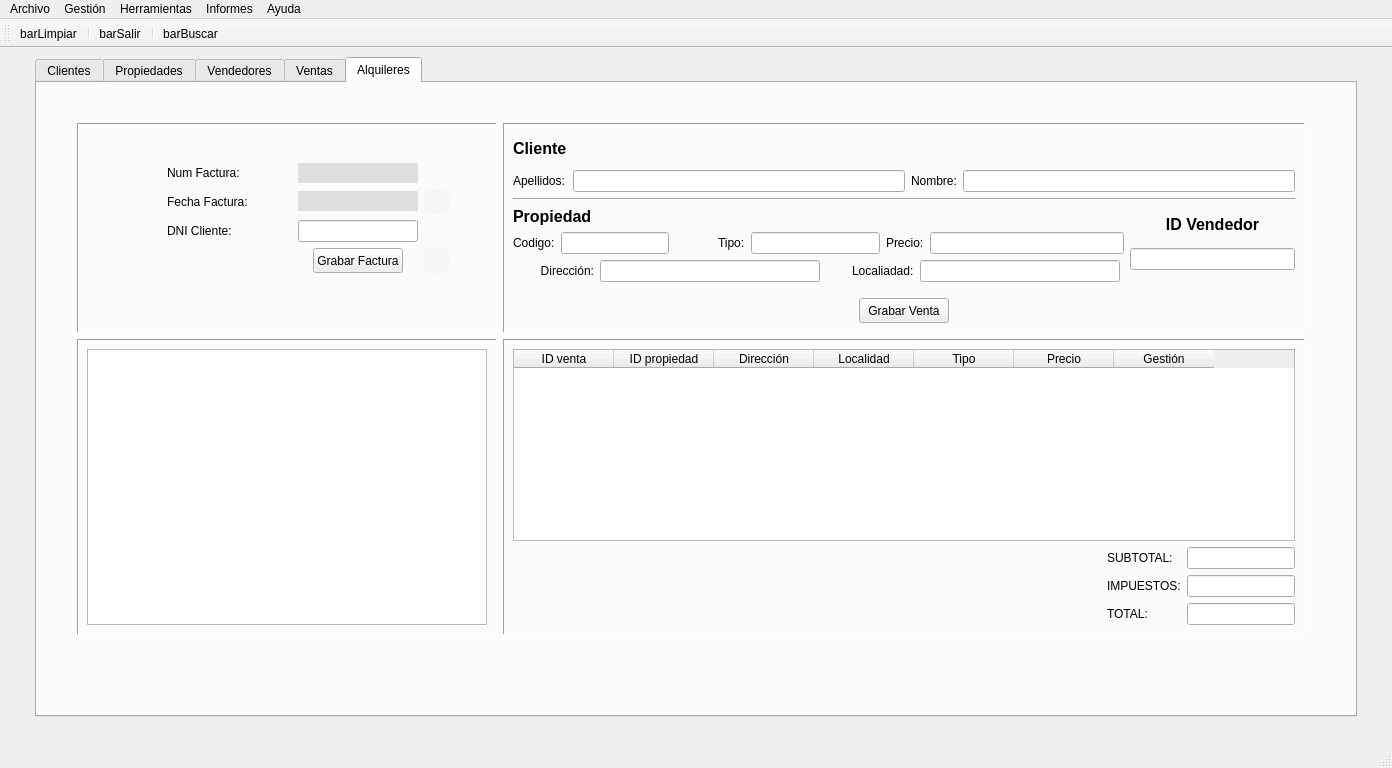
This is templates/venPrincipal.ui in Semperz/ProyectoDI as Qt 5 draws it before an edit. The edited form follows.
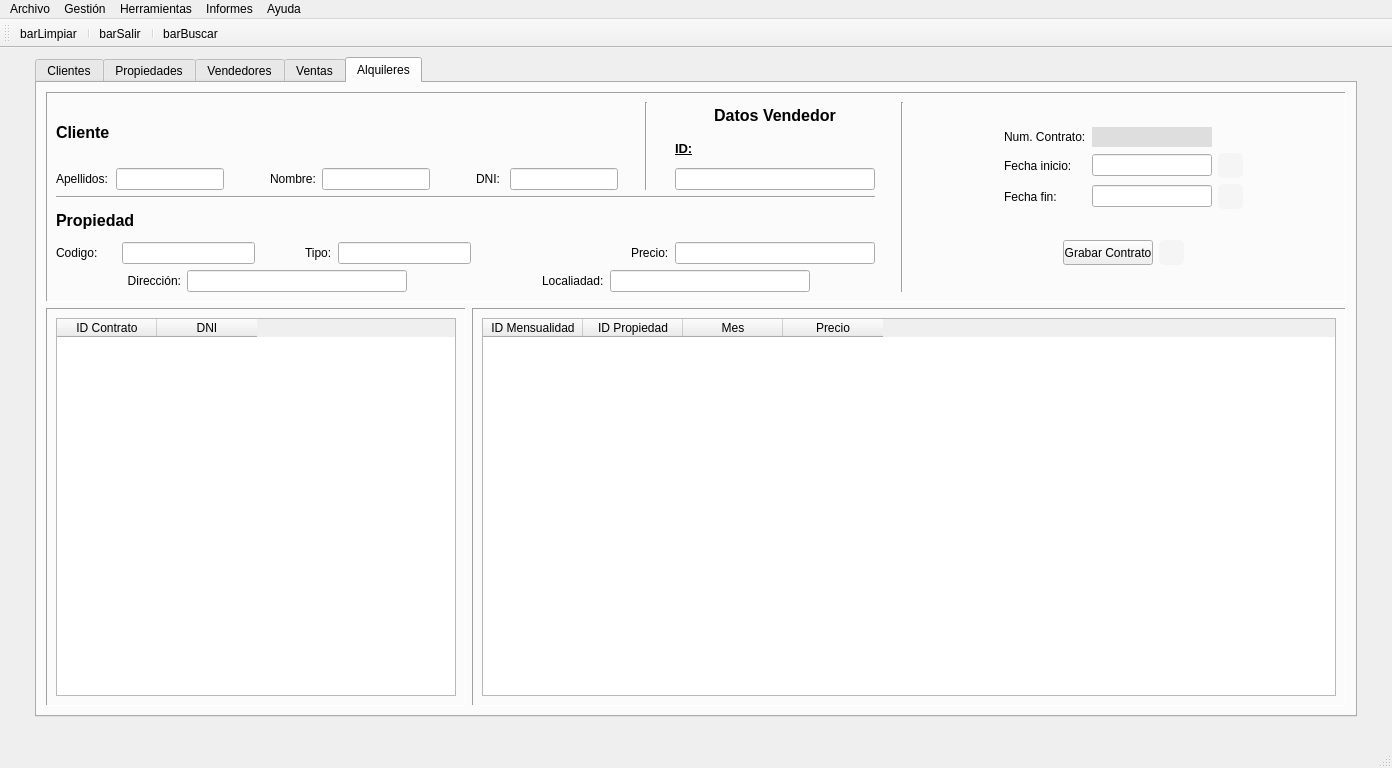
This is the edited form. Icons and pictures are not drawn.

Commit message: feat(venPrincipal.ui): add pan alquileres

The edit to the form file:
```diff
--- a/templates/venPrincipal.ui
+++ b/templates/venPrincipal.ui
@@ -3652,253 +3652,10 @@
        <attribute name="title">
         <string>Alquileres</string>
        </attribute>
-       <widget class="QWidget" name="layoutWidget_2">
-        <property name="geometry">
-         <rect>
-          <x>40</x>
-          <y>40</y>
-          <width>1228</width>
-          <height>512</height>
-         </rect>
-        </property>
-        <layout class="QGridLayout" name="gridLayout_20">
+       <layout class="QGridLayout" name="gridLayout_24">
          <item row="0" column="0">
-          <widget class="QFrame" name="frame_5">
-           <property name="sizePolicy">
-            <sizepolicy hsizetype="Preferred" vsizetype="Preferred">
-             <horstretch>0</horstretch>
-             <verstretch>0</verstretch>
-            </sizepolicy>
-           </property>
-           <property name="minimumSize">
-            <size>
-             <width>420</width>
-             <height>210</height>
-            </size>
-           </property>
-           <property name="maximumSize">
-            <size>
-             <width>400</width>
-             <height>210</height>
-            </size>
-           </property>
-           <property name="frameShape">
-            <enum>QFrame::Panel</enum>
-           </property>
-           <property name="frameShadow">
-            <enum>QFrame::Sunken</enum>
-           </property>
-           <widget class="QWidget" name="layoutWidget_3">
-            <property name="geometry">
-             <rect>
-              <x>90</x>
-              <y>40</y>
-              <width>282</width>
-              <height>111</height>
-             </rect>
-            </property>
-            <layout class="QGridLayout" name="gridLayout_21">
-             <item row="0" column="0">
-              <widget class="QLabel" name="label_32">
-               <property name="text">
-                <string>Num Factura:</string>
-               </property>
-              </widget>
-             </item>
-             <item row="0" column="1">
-              <widget class="QLabel" name="lblNumfac_2">
-               <property name="minimumSize">
-                <size>
-                 <width>120</width>
-                 <height>20</height>
-                </size>
-               </property>
-               <property name="maximumSize">
-                <size>
-                 <width>120</width>
-                 <height>20</height>
-                </size>
-               </property>
-               <property name="styleSheet">
-                <string notr="true">background-color:rgb(222,222,222)</string>
-               </property>
-               <property name="text">
-                <string/>
-               </property>
-               <property name="alignment">
-                <set>Qt::AlignCenter</set>
-               </property>
-              </widget>
-             </item>
-             <item row="1" column="0">
-              <widget class="QLabel" name="label_33">
-               <property name="text">
-                <string>Fecha Factura:</string>
-               </property>
-              </widget>
-             </item>
-             <item row="1" column="1">
-              <widget class="QLabel" name="lblFechafac_2">
-               <property name="minimumSize">
-                <size>
-                 <width>120</width>
-                 <height>20</height>
-                </size>
-               </property>
-               <property name="maximumSize">
-                <size>
-                 <width>120</width>
-                 <height>20</height>
-                </size>
-               </property>
-               <property name="styleSheet">
-                <string notr="true">background-color:rgb(222,222,222)</string>
-               </property>
-               <property name="text">
-                <string/>
-               </property>
-               <property name="alignment">
-                <set>Qt::AlignCenter</set>
-               </property>
-              </widget>
-             </item>
-             <item row="1" column="2">
-              <widget class="QPushButton" name="btnFechafac_2">
-               <property name="minimumSize">
-                <size>
-                 <width>25</width>
-                 <height>25</height>
-                </size>
-               </property>
-               <property name="maximumSize">
-                <size>
-                 <width>25</width>
-                 <height>25</height>
-                </size>
-               </property>
-               <property name="styleSheet">
-                <string notr="true">QPushButton {
-    background-color: whitesmoke;
-    color: white;
-    border-radius: 5px;
-}
-
-QPushButton:pressed {
-    background-color:#0ea2ae;
-    transform: scale(0.95);
-}
-</string>
-               </property>
-               <property name="text">
-                <string/>
-               </property>
-               <property name="icon">
-                <iconset>
-                 <normaloff>../img/calendario.ico</normaloff>../img/calendario.ico</iconset>
-               </property>
-               <property name="iconSize">
-                <size>
-                 <width>25</width>
-                 <height>25</height>
-                </size>
-               </property>
-              </widget>
-             </item>
-             <item row="2" column="0">
-              <widget class="QLabel" name="label_34">
-               <property name="text">
-                <string>DNI Cliente:</string>
-               </property>
-              </widget>
-             </item>
-             <item row="3" column="1" alignment="Qt::AlignHCenter">
-              <widget class="QPushButton" name="btnGrabfac_2">
-               <property name="minimumSize">
-                <size>
-                 <width>90</width>
-                 <height>25</height>
-                </size>
-               </property>
-               <property name="maximumSize">
-                <size>
-                 <width>90</width>
-                 <height>25</height>
-                </size>
-               </property>
-               <property name="text">
-                <string>Grabar Factura</string>
-               </property>
-              </widget>
-             </item>
-             <item row="2" column="1">
-              <widget class="QLineEdit" name="txtDnicliven_2">
-               <property name="minimumSize">
-                <size>
-                 <width>120</width>
-                 <height>0</height>
-                </size>
-               </property>
-               <property name="maximumSize">
-                <size>
-                 <width>120</width>
-                 <height>16777215</height>
-                </size>
-               </property>
-               <property name="alignment">
-                <set>Qt::AlignCenter</set>
-               </property>
-               <property name="readOnly">
-                <bool>true</bool>
-               </property>
-              </widget>
-             </item>
-             <item row="3" column="2">
-              <widget class="QPushButton" name="btnGenerarfac_2">
-               <property name="minimumSize">
-                <size>
-                 <width>25</width>
-                 <height>25</height>
-                </size>
-               </property>
-               <property name="maximumSize">
-                <size>
-                 <width>25</width>
-                 <height>25</height>
-                </size>
-               </property>
-               <property name="styleSheet">
-                <string notr="true">QPushButton {
-    background-color: whitesmoke;
-    color: white;
-    border-radius: 5px;
-}
-
-
-QPushButton:pressed {
-    background-color:#0ea2ae;
-    transform: scale(0.95);
-}</string>
-               </property>
-               <property name="text">
-                <string/>
-               </property>
-               <property name="icon">
-                <iconset>
-                 <normaloff>../img/icoFactura.png</normaloff>../img/icoFactura.png</iconset>
-               </property>
-               <property name="iconSize">
-                <size>
-                 <width>25</width>
-                 <height>25</height>
-                </size>
-               </property>
-              </widget>
-             </item>
-            </layout>
-           </widget>
-          </widget>
-         </item>
-         <item row="0" column="1">
+         <layout class="QGridLayout" name="gridLayout_23">
+          <item row="0" column="0" colspan="2">
           <widget class="QFrame" name="frame_6">
            <property name="sizePolicy">
             <sizepolicy hsizetype="Preferred" vsizetype="Preferred">
@@ -3926,11 +3683,353 @@
            </property>
            <layout class="QGridLayout" name="gridLayout_22">
             <item row="0" column="0">
-             <layout class="QGridLayout" name="gridLayout_23">
+              <layout class="QGridLayout" name="gridLayout_21">
+               <item row="0" column="7" rowspan="3">
+                <layout class="QVBoxLayout" name="verticalLayout_10">
+                 <item>
+                  <layout class="QGridLayout" name="gridLayout_20">
+                   <item row="0" column="0" rowspan="3">
+                    <spacer name="horizontalSpacer_48">
+                     <property name="orientation">
+                      <enum>Qt::Horizontal</enum>
+                     </property>
+                     <property name="sizeHint" stdset="0">
+                      <size>
+                       <width>40</width>
+                       <height>20</height>
+                      </size>
+                     </property>
+                    </spacer>
+                   </item>
+                   <item row="1" column="2">
+                    <widget class="QLineEdit" name="txtIniciocontrato">
+                     <property name="minimumSize">
+                      <size>
+                       <width>120</width>
+                       <height>0</height>
+                      </size>
+                     </property>
+                     <property name="maximumSize">
+                      <size>
+                       <width>120</width>
+                       <height>16777215</height>
+                      </size>
+                     </property>
+                     <property name="alignment">
+                      <set>Qt::AlignCenter</set>
+                     </property>
+                     <property name="readOnly">
+                      <bool>true</bool>
+                     </property>
+                    </widget>
+                   </item>
+                   <item row="2" column="3">
+                    <widget class="QPushButton" name="btnFincontrato">
+                     <property name="minimumSize">
+                      <size>
+                       <width>25</width>
+                       <height>25</height>
+                      </size>
+                     </property>
+                     <property name="maximumSize">
+                      <size>
+                       <width>25</width>
+                       <height>25</height>
+                      </size>
+                     </property>
+                     <property name="styleSheet">
+                      <string notr="true">QPushButton {
+    background-color: whitesmoke;
+    color: white;
+    border-radius: 5px;
+}
+
+QPushButton:pressed {
+    background-color:#0ea2ae;
+    transform: scale(0.95);
+}
+</string>
+                     </property>
+                     <property name="text">
+                      <string/>
+                     </property>
+                     <property name="icon">
+                      <iconset>
+                       <normaloff>../img/calendario.ico</normaloff>../img/calendario.ico</iconset>
+                     </property>
+                     <property name="iconSize">
+                      <size>
+                       <width>25</width>
+                       <height>25</height>
+                      </size>
+                     </property>
+                    </widget>
+                   </item>
+                   <item row="0" column="2">
+                    <widget class="QLabel" name="lblNumcontrato">
+                     <property name="minimumSize">
+                      <size>
+                       <width>120</width>
+                       <height>20</height>
+                      </size>
+                     </property>
+                     <property name="maximumSize">
+                      <size>
+                       <width>120</width>
+                       <height>20</height>
+                      </size>
+                     </property>
+                     <property name="styleSheet">
+                      <string notr="true">background-color:rgb(222,222,222)</string>
+                     </property>
+                     <property name="text">
+                      <string/>
+                     </property>
+                     <property name="alignment">
+                      <set>Qt::AlignCenter</set>
+                     </property>
+                    </widget>
+                   </item>
+                   <item row="1" column="1">
+                    <widget class="QLabel" name="label_34">
+                     <property name="text">
+                      <string>Fecha inicio:</string>
+                     </property>
+                    </widget>
+                   </item>
+                   <item row="0" column="1">
+                    <widget class="QLabel" name="label_33">
+                     <property name="text">
+                      <string>Num. Contrato:</string>
+                     </property>
+                    </widget>
+                   </item>
+                   <item row="2" column="1">
+                    <widget class="QLabel" name="label_45">
+                     <property name="text">
+                      <string>Fecha fin:</string>
+                     </property>
+                    </widget>
+                   </item>
+                   <item row="1" column="3">
+                    <widget class="QPushButton" name="btnIniciocontrato">
+                     <property name="minimumSize">
+                      <size>
+                       <width>25</width>
+                       <height>25</height>
+                      </size>
+                     </property>
+                     <property name="maximumSize">
+                      <size>
+                       <width>25</width>
+                       <height>25</height>
+                      </size>
+                     </property>
+                     <property name="styleSheet">
+                      <string notr="true">QPushButton {
+    background-color: whitesmoke;
+    color: white;
+    border-radius: 5px;
+}
+
+QPushButton:pressed {
+    background-color:#0ea2ae;
+    transform: scale(0.95);
+}
+</string>
+                     </property>
+                     <property name="text">
+                      <string/>
+                     </property>
+                     <property name="icon">
+                      <iconset>
+                       <normaloff>../img/calendario.ico</normaloff>../img/calendario.ico</iconset>
+                     </property>
+                     <property name="iconSize">
+                      <size>
+                       <width>25</width>
+                       <height>25</height>
+                      </size>
+                     </property>
+                    </widget>
+                   </item>
+                   <item row="2" column="2">
+                    <widget class="QLineEdit" name="txtFincontrato">
+                     <property name="minimumSize">
+                      <size>
+                       <width>120</width>
+                       <height>0</height>
+                      </size>
+                     </property>
+                     <property name="maximumSize">
+                      <size>
+                       <width>120</width>
+                       <height>16777215</height>
+                      </size>
+                     </property>
+                     <property name="alignment">
+                      <set>Qt::AlignCenter</set>
+                     </property>
+                     <property name="readOnly">
+                      <bool>true</bool>
+                     </property>
+                    </widget>
+                   </item>
+                   <item row="0" column="4" rowspan="3">
+                    <spacer name="horizontalSpacer_49">
+                     <property name="orientation">
+                      <enum>Qt::Horizontal</enum>
+                     </property>
+                     <property name="sizeHint" stdset="0">
+                      <size>
+                       <width>40</width>
+                       <height>20</height>
+                      </size>
+                     </property>
+                    </spacer>
+                   </item>
+                  </layout>
+                 </item>
+                 <item>
+                  <layout class="QHBoxLayout" name="horizontalLayout_13">
+                   <item>
+                    <spacer name="horizontalSpacer_41">
+                     <property name="orientation">
+                      <enum>Qt::Horizontal</enum>
+                     </property>
+                     <property name="sizeHint" stdset="0">
+                      <size>
+                       <width>40</width>
+                       <height>20</height>
+                      </size>
+                     </property>
+                    </spacer>
+                   </item>
+                   <item>
+                    <widget class="QPushButton" name="btnGrabContrato">
+                     <property name="minimumSize">
+                      <size>
+                       <width>90</width>
+                       <height>25</height>
+                      </size>
+                     </property>
+                     <property name="maximumSize">
+                      <size>
+                       <width>90</width>
+                       <height>25</height>
+                      </size>
+                     </property>
+                     <property name="text">
+                      <string>Grabar Contrato</string>
+                     </property>
+                    </widget>
+                   </item>
+                   <item>
+                    <widget class="QPushButton" name="btnGenerarfacalqui">
+                     <property name="minimumSize">
+                      <size>
+                       <width>25</width>
+                       <height>25</height>
+                      </size>
+                     </property>
+                     <property name="maximumSize">
+                      <size>
+                       <width>25</width>
+                       <height>25</height>
+                      </size>
+                     </property>
+                     <property name="styleSheet">
+                      <string notr="true">QPushButton {
+    background-color: whitesmoke;
+    color: white;
+    border-radius: 5px;
+}
+
+
+QPushButton:pressed {
+    background-color:#0ea2ae;
+    transform: scale(0.95);
+}</string>
+                     </property>
+                     <property name="text">
+                      <string/>
+                     </property>
+                     <property name="icon">
+                      <iconset>
+                       <normaloff>../img/icoFactura.png</normaloff>../img/icoFactura.png</iconset>
+                     </property>
+                     <property name="iconSize">
+                      <size>
+                       <width>25</width>
+                       <height>25</height>
+                      </size>
+                     </property>
+                    </widget>
+                   </item>
+                   <item>
+                    <spacer name="horizontalSpacer_42">
+                     <property name="orientation">
+                      <enum>Qt::Horizontal</enum>
+                     </property>
+                     <property name="sizeHint" stdset="0">
+                      <size>
+                       <width>40</width>
+                       <height>20</height>
+                      </size>
+                     </property>
+                    </spacer>
+                   </item>
+                  </layout>
+                 </item>
+                </layout>
+               </item>
+               <item row="0" column="3">
+                <spacer name="horizontalSpacer_45">
+                 <property name="orientation">
+                  <enum>Qt::Horizontal</enum>
+                 </property>
+                 <property name="sizeType">
+                  <enum>QSizePolicy::Fixed</enum>
+                 </property>
+                 <property name="sizeHint" stdset="0">
+                  <size>
+                   <width>15</width>
+                   <height>15</height>
+                  </size>
+                 </property>
+                </spacer>
+               </item>
+               <item row="0" column="5" rowspan="3">
+                <spacer name="horizontalSpacer_46">
+                 <property name="orientation">
+                  <enum>Qt::Horizontal</enum>
+                 </property>
+                 <property name="sizeType">
+                  <enum>QSizePolicy::Fixed</enum>
+                 </property>
+                 <property name="sizeHint" stdset="0">
+                  <size>
+                   <width>20</width>
+                   <height>20</height>
+                  </size>
+                 </property>
+                </spacer>
+               </item>
               <item row="0" column="0">
-               <layout class="QGridLayout" name="gridLayout_24">
-                <item row="0" column="0" colspan="2">
                  <layout class="QGridLayout" name="gridLayout_25">
+                 <item row="1" column="1">
+                  <widget class="QLineEdit" name="txtApelclialqui">
+                   <property name="maximumSize">
+                    <size>
+                     <width>360</width>
+                     <height>16777215</height>
+                    </size>
+                   </property>
+                   <property name="readOnly">
+                    <bool>true</bool>
+                   </property>
+                  </widget>
+                 </item>
                   <item row="0" column="0">
                    <widget class="QLabel" name="label_35">
                     <property name="font">
@@ -3952,28 +4051,15 @@
                     </property>
                    </widget>
                   </item>
-                  <item row="1" column="1">
-                   <widget class="QLineEdit" name="txtApelcliven_2">
-                    <property name="maximumSize">
-                     <size>
-                      <width>360</width>
-                      <height>16777215</height>
-                     </size>
-                    </property>
-                    <property name="readOnly">
-                     <bool>true</bool>
-                    </property>
-                   </widget>
-                  </item>
-                  <item row="1" column="2">
+                 <item row="1" column="3">
                    <widget class="QLabel" name="label_37">
                     <property name="text">
                      <string>Nombre:</string>
                     </property>
                    </widget>
                   </item>
-                  <item row="1" column="3">
-                   <widget class="QLineEdit" name="txtNomcliven_2">
+                 <item row="1" column="4">
+                  <widget class="QLineEdit" name="txtNomclialqui">
                     <property name="maximumSize">
                      <size>
                       <width>360</width>
@@ -3985,16 +4071,120 @@
                     </property>
                    </widget>
                   </item>
-                 </layout>
-                </item>
-                <item row="1" column="0" colspan="2">
+                 <item row="1" column="6">
+                  <widget class="QLabel" name="label_32">
+                   <property name="text">
+                    <string>DNI: </string>
+                   </property>
+                  </widget>
+                 </item>
+                 <item row="1" column="2">
+                  <spacer name="horizontalSpacer_43">
+                   <property name="orientation">
+                    <enum>Qt::Horizontal</enum>
+                   </property>
+                   <property name="sizeHint" stdset="0">
+                    <size>
+                     <width>40</width>
+                     <height>20</height>
+                    </size>
+                   </property>
+                  </spacer>
+                 </item>
+                 <item row="1" column="7">
+                  <widget class="QLineEdit" name="txtDniclialqui"/>
+                 </item>
+                 <item row="1" column="5">
+                  <spacer name="horizontalSpacer_44">
+                   <property name="orientation">
+                    <enum>Qt::Horizontal</enum>
+                   </property>
+                   <property name="sizeHint" stdset="0">
+                    <size>
+                     <width>40</width>
+                     <height>20</height>
+                    </size>
+                   </property>
+                  </spacer>
+                 </item>
+                </layout>
+               </item>
+               <item row="0" column="2">
+                <widget class="Line" name="line_6">
+                 <property name="orientation">
+                  <enum>Qt::Vertical</enum>
+                 </property>
+                </widget>
+               </item>
+               <item row="0" column="6" rowspan="3">
+                <widget class="Line" name="line_5">
+                 <property name="orientation">
+                  <enum>Qt::Vertical</enum>
+                 </property>
+                </widget>
+               </item>
+               <item row="1" column="0" colspan="5">
                  <widget class="Line" name="line_4">
                   <property name="orientation">
                    <enum>Qt::Horizontal</enum>
                   </property>
                  </widget>
                 </item>
-                <item row="2" column="0">
+               <item row="0" column="4">
+                <layout class="QVBoxLayout" name="verticalLayout_8">
+                 <item>
+                  <widget class="QLabel" name="label_44">
+                   <property name="font">
+                    <font>
+                     <pointsize>12</pointsize>
+                     <weight>75</weight>
+                     <bold>true</bold>
+                    </font>
+                   </property>
+                   <property name="text">
+                    <string>Datos Vendedor</string>
+                   </property>
+                   <property name="alignment">
+                    <set>Qt::AlignCenter</set>
+                   </property>
+                  </widget>
+                 </item>
+                 <item>
+                  <widget class="QLabel" name="label_46">
+                   <property name="font">
+                    <font>
+                     <pointsize>10</pointsize>
+                     <weight>75</weight>
+                     <italic>false</italic>
+                     <bold>true</bold>
+                     <underline>true</underline>
+                     <strikeout>false</strikeout>
+                    </font>
+                   </property>
+                   <property name="text">
+                    <string>ID:</string>
+                   </property>
+                  </widget>
+                 </item>
+                 <item>
+                  <widget class="QLineEdit" name="txtIDvenalqui">
+                   <property name="maximumSize">
+                    <size>
+                     <width>200</width>
+                     <height>16777215</height>
+                    </size>
+                   </property>
+                   <property name="alignment">
+                    <set>Qt::AlignLeading|Qt::AlignLeft|Qt::AlignVCenter</set>
+                   </property>
+                   <property name="readOnly">
+                    <bool>true</bool>
+                   </property>
+                  </widget>
+                 </item>
+                </layout>
+               </item>
+               <item row="2" column="0" colspan="5">
                  <layout class="QGridLayout" name="gridLayout_26">
                   <item row="2" column="0" colspan="2">
                    <widget class="QLabel" name="label_38">
@@ -4139,7 +4329,7 @@
                     </property>
                    </widget>
                   </item>
-                  <item row="1" column="7" colspan="2">
+                 <item row="1" column="7" colspan="2" alignment="Qt::AlignRight">
                    <widget class="QLabel" name="label_43">
                     <property name="text">
                      <string>Precio:</string>
@@ -4164,110 +4354,22 @@
                   </item>
                  </layout>
                 </item>
-                <item row="2" column="1">
-                 <layout class="QVBoxLayout" name="verticalLayout_8">
-                  <item>
-                   <widget class="QLabel" name="label_44">
-                    <property name="font">
-                     <font>
-                      <pointsize>12</pointsize>
-                      <weight>75</weight>
-                      <bold>true</bold>
-                     </font>
-                    </property>
-                    <property name="text">
-                     <string>ID Vendedor</string>
-                    </property>
-                    <property name="alignment">
-                     <set>Qt::AlignCenter</set>
-                    </property>
-                   </widget>
-                  </item>
-                  <item alignment="Qt::AlignTop">
-                   <widget class="QLineEdit" name="txtIDven_2">
-                    <property name="maximumSize">
-                     <size>
-                      <width>200</width>
-                      <height>16777215</height>
-                     </size>
-                    </property>
-                    <property name="alignment">
-                     <set>Qt::AlignLeading|Qt::AlignLeft|Qt::AlignVCenter</set>
-                    </property>
-                    <property name="readOnly">
-                     <bool>true</bool>
-                    </property>
-                   </widget>
-                  </item>
-                 </layout>
-                </item>
-               </layout>
-              </item>
-              <item row="1" column="0">
-               <spacer name="verticalSpacer_13">
+               <item row="0" column="1">
+                <spacer name="horizontalSpacer_47">
                 <property name="orientation">
-                 <enum>Qt::Vertical</enum>
+                  <enum>Qt::Horizontal</enum>
                 </property>
                 <property name="sizeType">
                  <enum>QSizePolicy::Fixed</enum>
                 </property>
                 <property name="sizeHint" stdset="0">
                  <size>
-                  <width>20</width>
-                  <height>10</height>
+                   <width>15</width>
+                   <height>15</height>
                  </size>
                 </property>
                </spacer>
               </item>
-              <item row="2" column="0">
-               <layout class="QHBoxLayout" name="horizontalLayout_13">
-                <item>
-                 <spacer name="horizontalSpacer_41">
-                  <property name="orientation">
-                   <enum>Qt::Horizontal</enum>
-                  </property>
-                  <property name="sizeHint" stdset="0">
-                   <size>
-                    <width>40</width>
-                    <height>20</height>
-                   </size>
-                  </property>
-                 </spacer>
-                </item>
-                <item>
-                 <widget class="QPushButton" name="btnGrabven_2">
-                  <property name="minimumSize">
-                   <size>
-                    <width>90</width>
-                    <height>25</height>
-                   </size>
-                  </property>
-                  <property name="maximumSize">
-                   <size>
-                    <width>90</width>
-                    <height>25</height>
-                   </size>
-                  </property>
-                  <property name="text">
-                   <string>Grabar Venta</string>
-                  </property>
-                 </widget>
-                </item>
-                <item>
-                 <spacer name="horizontalSpacer_42">
-                  <property name="orientation">
-                   <enum>Qt::Horizontal</enum>
-                  </property>
-                  <property name="sizeHint" stdset="0">
-                   <size>
-                    <width>40</width>
-                    <height>20</height>
-                   </size>
-                  </property>
-                 </spacer>
-                </item>
-               </layout>
-              </item>
              </layout>
             </item>
            </layout>
@@ -4321,14 +4423,14 @@
                <enum>QAbstractItemView::SelectRows</enum>
               </property>
               <attribute name="horizontalHeaderVisible">
-               <bool>false</bool>
+                <bool>true</bool>
               </attribute>
               <attribute name="verticalHeaderVisible">
                <bool>false</bool>
               </attribute>
               <column>
                <property name="text">
-                <string>Factura</string>
+                 <string>ID Contrato</string>
                </property>
               </column>
               <column>
@@ -4336,16 +4438,6 @@
                 <string>DNI</string>
                </property>
               </column>
-              <column>
-               <property name="text">
-                <string>FECHA</string>
-               </property>
-              </column>
-              <column>
-               <property name="text">
-                <string>Gestión</string>
-               </property>
-              </column>
              </widget>
             </item>
            </layout>
@@ -4391,27 +4483,17 @@
               </attribute>
               <column>
                <property name="text">
-                <string>ID venta</string>
+                 <string>ID Mensualidad</string>
                </property>
               </column>
               <column>
                <property name="text">
-                <string>ID propiedad</string>
+                 <string>ID Propiedad</string>
                </property>
               </column>
               <column>
                <property name="text">
-                <string>Dirección</string>
-               </property>
-              </column>
-              <column>
-               <property name="text">
-                <string>Localidad</string>
-               </property>
-              </column>
-              <column>
-               <property name="text">
-                <string>Tipo</string>
+                 <string>Mes</string>
                </property>
               </column>
               <column>
@@ -4419,108 +4501,14 @@
                 <string>Precio</string>
                </property>
               </column>
-              <column>
-               <property name="text">
-                <string>Gestión</string>
-               </property>
-              </column>
-             </widget>
-            </item>
-            <item>
-             <layout class="QHBoxLayout" name="horizontalLayout_14">
-              <item>
-               <spacer name="horizontalSpacer_43">
-                <property name="orientation">
-                 <enum>Qt::Horizontal</enum>
-                </property>
-                <property name="sizeHint" stdset="0">
-                 <size>
-                  <width>40</width>
-                  <height>20</height>
-                 </size>
-                </property>
-               </spacer>
-              </item>
-              <item>
-               <layout class="QGridLayout" name="gridLayout_28">
-                <item row="1" column="1">
-                 <widget class="QLineEdit" name="txtImpuestosven_2">
-                  <property name="sizePolicy">
-                   <sizepolicy hsizetype="Preferred" vsizetype="Preferred">
-                    <horstretch>0</horstretch>
-                    <verstretch>0</verstretch>
-                   </sizepolicy>
-                  </property>
-                  <property name="alignment">
-                   <set>Qt::AlignRight|Qt::AlignTrailing|Qt::AlignVCenter</set>
-                  </property>
-                  <property name="readOnly">
-                   <bool>true</bool>
-                  </property>
-                 </widget>
-                </item>
-                <item row="0" column="1">
-                 <widget class="QLineEdit" name="txtSubtotalven_2">
-                  <property name="sizePolicy">
-                   <sizepolicy hsizetype="Preferred" vsizetype="Preferred">
-                    <horstretch>0</horstretch>
-                    <verstretch>0</verstretch>
-                   </sizepolicy>
-                  </property>
-                  <property name="alignment">
-                   <set>Qt::AlignRight|Qt::AlignTrailing|Qt::AlignVCenter</set>
-                  </property>
-                  <property name="readOnly">
-                   <bool>true</bool>
-                  </property>
-                 </widget>
-                </item>
-                <item row="2" column="0">
-                 <widget class="QLabel" name="label_45">
-                  <property name="text">
-                   <string>TOTAL:</string>
-                  </property>
-                 </widget>
-                </item>
-                <item row="0" column="0">
-                 <widget class="QLabel" name="label_46">
-                  <property name="text">
-                   <string>SUBTOTAL:</string>
-                  </property>
-                 </widget>
-                </item>
-                <item row="1" column="0">
-                 <widget class="QLabel" name="label_47">
-                  <property name="text">
-                   <string>IMPUESTOS:</string>
-                  </property>
-                 </widget>
-                </item>
-                <item row="2" column="1">
-                 <widget class="QLineEdit" name="txtTotalven_2">
-                  <property name="sizePolicy">
-                   <sizepolicy hsizetype="Preferred" vsizetype="Preferred">
-                    <horstretch>0</horstretch>
-                    <verstretch>0</verstretch>
-                   </sizepolicy>
-                  </property>
-                  <property name="alignment">
-                   <set>Qt::AlignRight|Qt::AlignTrailing|Qt::AlignVCenter</set>
-                  </property>
-                  <property name="readOnly">
-                   <bool>true</bool>
-                  </property>
-                 </widget>
-                </item>
+              </widget>
+             </item>
+            </layout>
+           </widget>
+          </item>
                </layout>
               </item>
              </layout>
-            </item>
-           </layout>
-          </widget>
-         </item>
-        </layout>
-       </widget>
       </widget>
      </widget>
     </item>
```
Left out of the diff: 16 changed lines with no effect on the pictures. Lines whose indentation alone changed are shown as unchanged. The commit also changes 1 other file.
